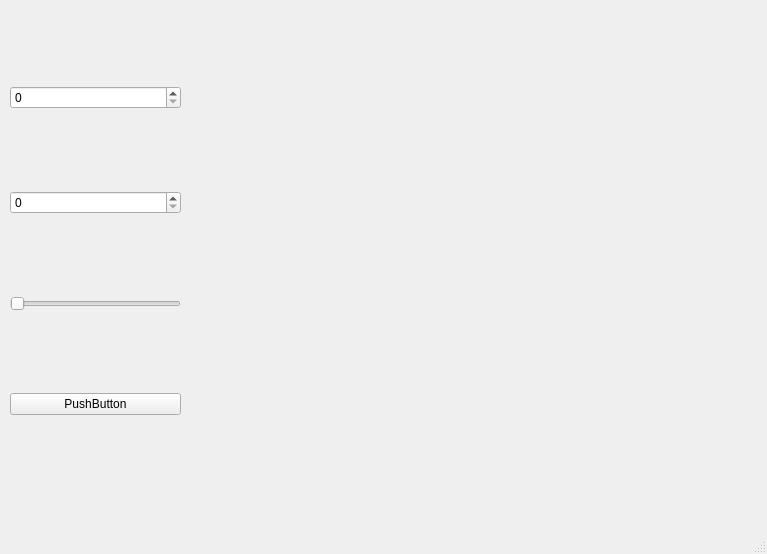
Above: qt_design_wind.ui from tovarish-kapitan/my-first-repository before the change. Below: the same form after it.
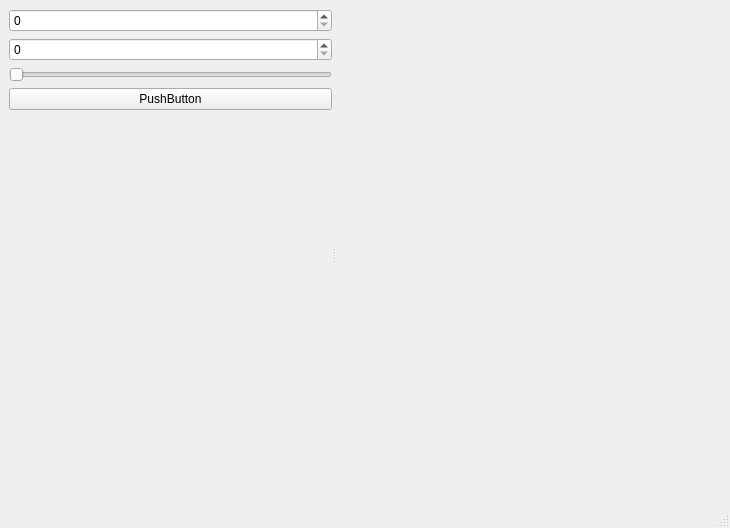
That is the form after the change. Custom widgets are drawn as their Qt base class.

What changed in the file:
```diff
--- a/qt_design_wind.ui
+++ b/qt_design_wind.ui
@@ -6,33 +6,21 @@
    <rect>
     <x>0</x>
     <y>0</y>
-    <width>767</width>
-    <height>554</height>
+    <width>730</width>
+    <height>528</height>
    </rect>
   </property>
   <property name="windowTitle">
    <string>MainWindow</string>
   </property>
   <widget class="QWidget" name="centralwidget">
-   <widget class="QWidget" name="widget" native="true">
-    <property name="geometry">
-     <rect>
-      <x>220</x>
-      <y>0</y>
-      <width>531</width>
-      <height>511</height>
-     </rect>
-    </property>
-   </widget>
+   <layout class="QHBoxLayout" name="horizontalLayout">
+    <item>
+     <widget class="QSplitter" name="splitter">
+      <property name="orientation">
+       <enum>Qt::Horizontal</enum>
+      </property>
    <widget class="QWidget" name="verticalLayoutWidget">
-    <property name="geometry">
-     <rect>
-      <x>10</x>
-      <y>10</y>
-      <width>171</width>
-      <height>481</height>
-     </rect>
-    </property>
     <layout class="QVBoxLayout" name="verticalLayout">
      <item>
       <widget class="QSpinBox" name="spinBox"/>
@@ -54,8 +42,25 @@
        </property>
       </widget>
      </item>
-    </layout>
-   </widget>
+        <item>
+         <spacer name="verticalSpacer">
+          <property name="orientation">
+           <enum>Qt::Vertical</enum>
+          </property>
+          <property name="sizeHint" stdset="0">
+           <size>
+            <width>20</width>
+            <height>40</height>
+           </size>
+          </property>
+         </spacer>
+        </item>
+       </layout>
+      </widget>
+      <widget class="MatrixWidget" name="matrix_widget" native="true"/>
+     </widget>
+    </item>
+   </layout>
   </widget>
   <widget class="QMenuBar" name="menubar">
    <property name="geometry">
@@ -69,6 +74,14 @@
   </widget>
   <widget class="QStatusBar" name="statusbar"/>
  </widget>
+ <customwidgets>
+  <customwidget>
+   <class>MatrixWidget</class>
+   <extends>QWidget</extends>
+   <header location="global">matrix_output_widget</header>
+   <container>1</container>
+  </customwidget>
+ </customwidgets>
  <resources/>
  <connections/>
 </ui>
```
Left out of the diff: 4 changed lines with no effect on the pictures. Lines whose indentation alone changed are shown as unchanged.
